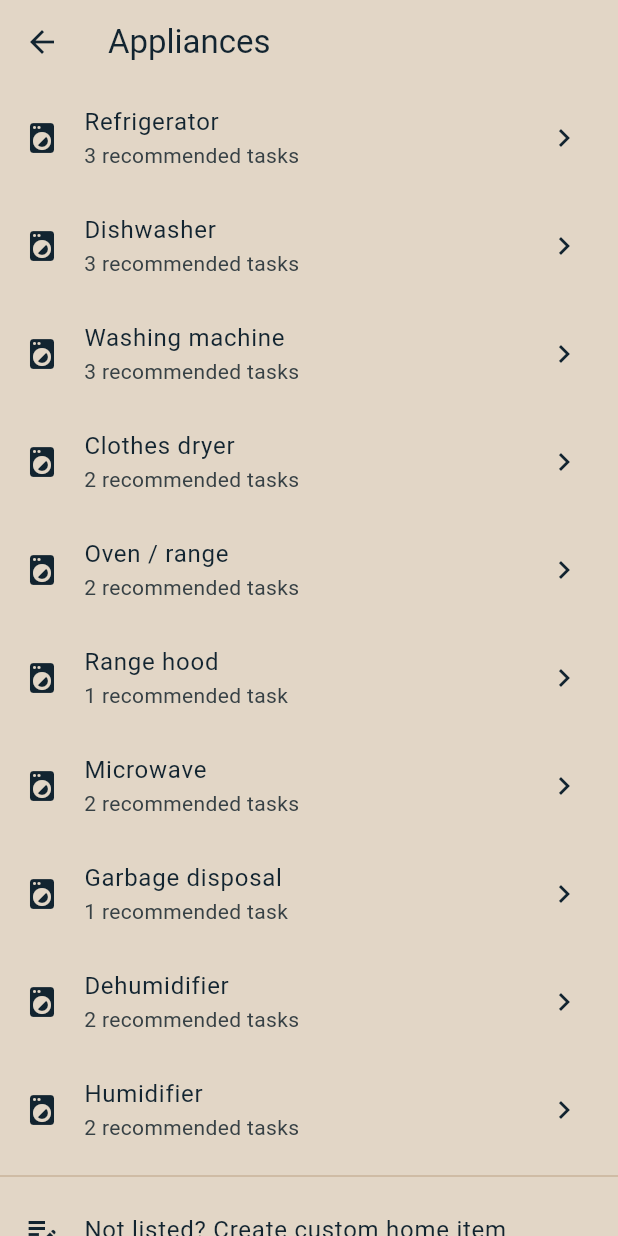
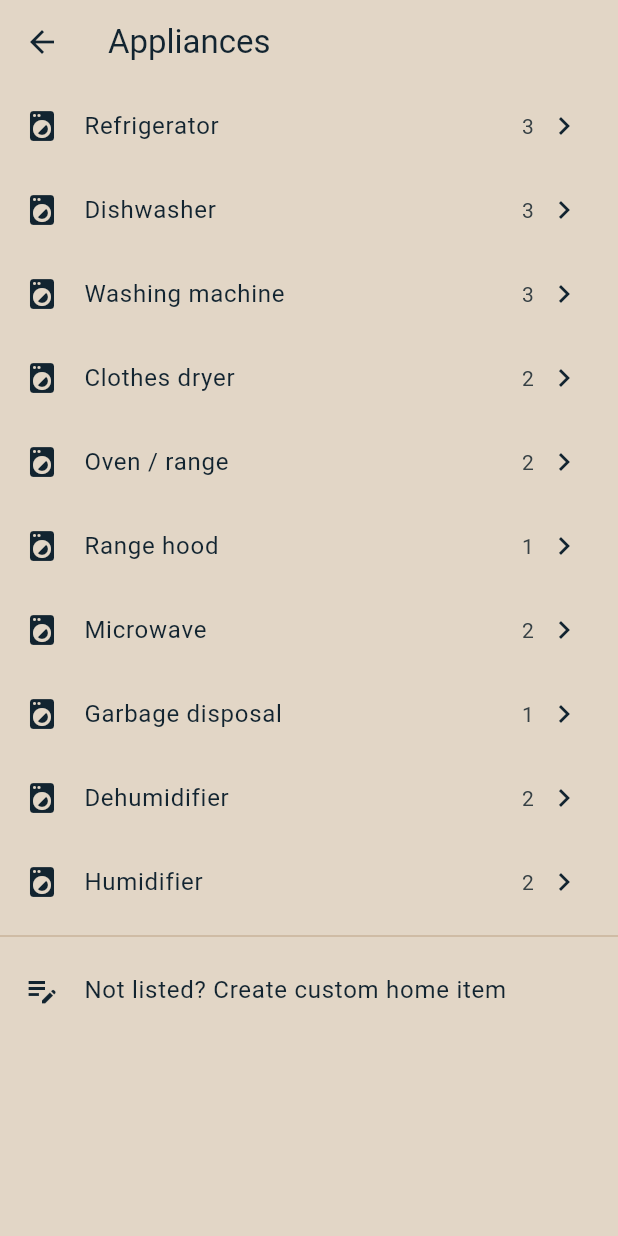
Before and after one commit to mygarrett38/hometrackhub, a Flutter app: the HomeItemTypePickerScreen screen opened directly with empty values, on a phone screen of 412 x 824 dp. Run offline on Flutter 3.47's test engine with Material 3 defaults, Android fonts, the phone set to English and light mode, and no system bars; our stand-ins replace connectivity_plus, flutter_blue_plus, flutter_local_notifications, flutter_timezone, shared_preferences, timezone; missing offline and left inert: bonsoir; accounts and stored records are empty.

Commit message:
Move the recommended tasks display for readability (for now)

```diff
--- a/lib/ui/screens/home_items/home_item_type_picker_screen.dart
+++ b/lib/ui/screens/home_items/home_item_type_picker_screen.dart
@@ -20,6 +20,11 @@ class HomeItemTypePickerScreen extends StatelessWidget {
   @override
   Widget build(BuildContext context) {
     final types = catalogTypesIn(category);
+    // Matches the style ListTile uses for subtitles.
+    final theme = Theme.of(context);
+    final countStyle = theme.textTheme.bodyMedium?.copyWith(
+      color: theme.colorScheme.onSurfaceVariant,
+    );
 
     return Scaffold(
       appBar: AppBar(title: Text(category.label)),
@@ -29,11 +34,14 @@ class HomeItemTypePickerScreen extends StatelessWidget {
             ListTile(
               leading: Icon(category.icon),
               title: Text(type.name),
-              subtitle: Text(
-                '${type.tasks.length} recommended '
-                '${type.tasks.length == 1 ? 'task' : 'tasks'}',
+              trailing: Row(
+                mainAxisSize: MainAxisSize.min,
+                children: [
+                  Text('${type.tasks.length}', style: countStyle),
+                  const SizedBox(width: 8),
+                  const Icon(Icons.chevron_right),
+                ],
               ),
-              trailing: const Icon(Icons.chevron_right),
               onTap: () =>
                   _open(context, HomeItemFormScreen(initialType: type)),
             ),
```
